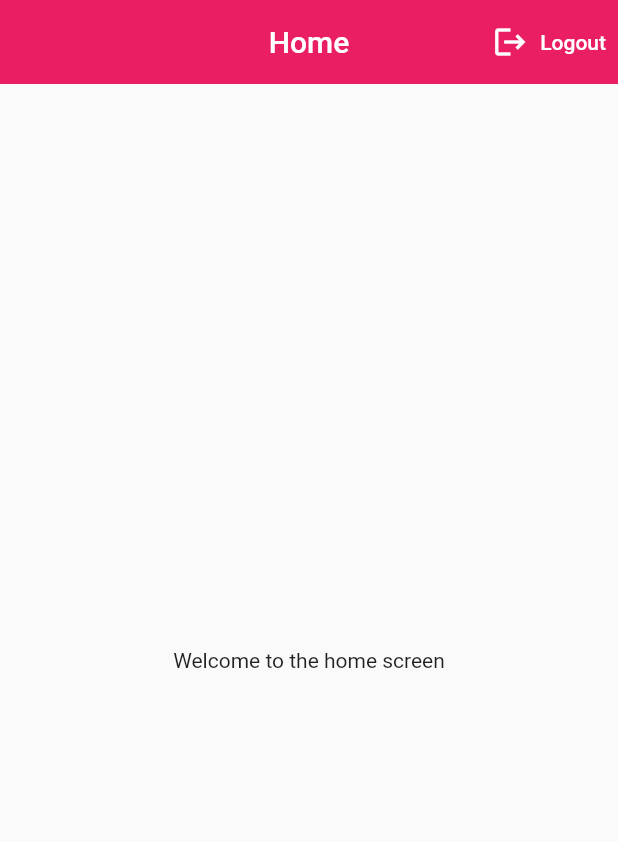
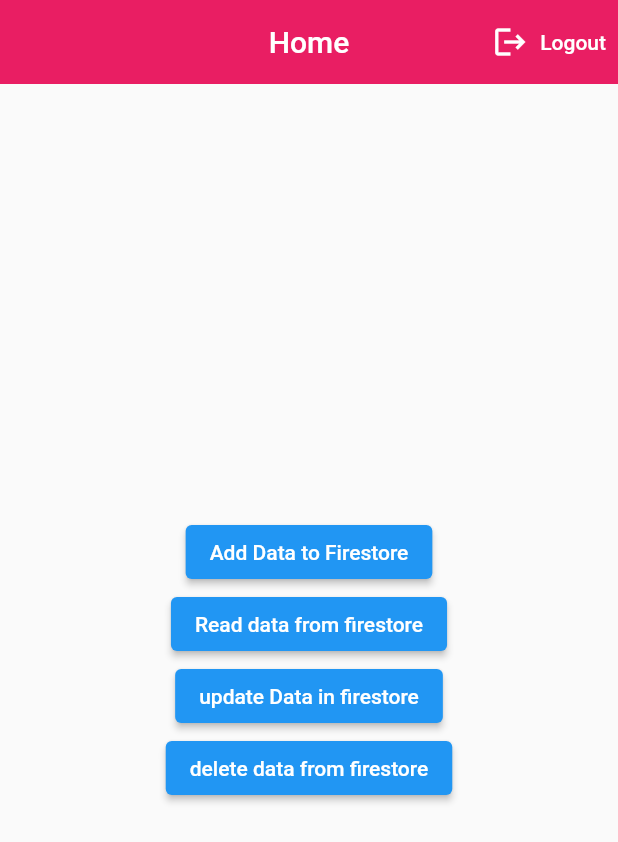
Before and after one commit to Madan57/flutter_firebase, a Flutter app: the screen it shows once a user with an empty profile is signed in, on a phone screen of 412 x 824 dp. Shown: the top 842 px of the screen. Run offline on Flutter 3.47's test engine with Material 2 defaults, Android fonts, the light colour scheme and no system bars; our stand-ins replace cloud_firestore, firebase_auth, firebase_core, flutter_signin_button, google_sign_in; accounts and stored records are empty.

Commit message:
Implemented CRUD operations using firestore database

```diff
--- a/lib/screens/home_screen.dart
+++ b/lib/screens/home_screen.dart
@@ -1,8 +1,9 @@
+import 'package:cloud_firestore/cloud_firestore.dart';
 import 'package:flutter/material.dart';
 import 'package:flutter_firebase/services/auth_service.dart';
 
 class HomeScreen extends StatelessWidget {
-  const HomeScreen({Key? key}) : super(key: key);
+  FirebaseFirestore firestore = FirebaseFirestore.instance;
 
   @override
   Widget build(BuildContext context) {
@@ -24,9 +25,54 @@ class HomeScreen extends StatelessWidget {
             )
           ],
         ),
-      body: Center(
-        child: Text('Welcome to the home screen'),
+        body: Container(
+          width: MediaQuery.of(context).size.width,
+          child: Column(
+            mainAxisAlignment: MainAxisAlignment.center,
+            crossAxisAlignment: CrossAxisAlignment.center,
+            children: [
+              ElevatedButton(
+                onPressed: () async {
+                  CollectionReference users = firestore.collection('users');
+                  // await users.add({'name': 'Rahul Agrawal'});
+                  await users.doc('flutter123').set({'name': 'Google Flutter'});
+                },
+                child: Text('Add Data to Firestore'),
               ),
-    );
+              ElevatedButton(
+                  onPressed: () async {
+                    CollectionReference users = firestore.collection('users');
+                    // QuerySnapshot allResults = await users.get();
+                    // allResults.docs.forEach((DocumentSnapshot result) {
+                    //   print(result.data());
+                    // });
+                    DocumentSnapshot result =
+                        await users.doc('flutter123').get();
+                    print(result.data());
+
+                    // users.doc('flutter123').snapshots().listen((result) {
+                    //   print(result.data());
+                    // });
+                  },
+                  child: Text("Read data from firestore")),
+              ElevatedButton(
+                  onPressed: () async {
+                    await firestore
+                        .collection('users')
+                        .doc('flutter123')
+                        .update({'name': 'Flutter Firebase'});
+                  },
+                  child: Text('update Data in firestore')),
+              ElevatedButton(
+                  onPressed: () async {
+                    await firestore
+                        .collection('users')
+                        .doc('flutter123')
+                        .delete();
+                  },
+                  child: Text('delete data from firestore'))
+            ],
+          ),
+        ));
   }
 }
--- a/pubspec.yaml
+++ b/pubspec.yaml
@@ -32,6 +32,7 @@ dependencies:
   google_sign_in: ^5.0.7
   google_sign_in_web: ^0.10.0+1
   flutter_signin_button: ^2.0.0
+  cloud_firestore: ^2.5.3
 
 dev_dependencies:
   flutter_test:
```
Also changed, not shown: lib/main.dart (+0 -85 lines), pubspec.lock. Lines whose indentation alone changed are shown as unchanged.
